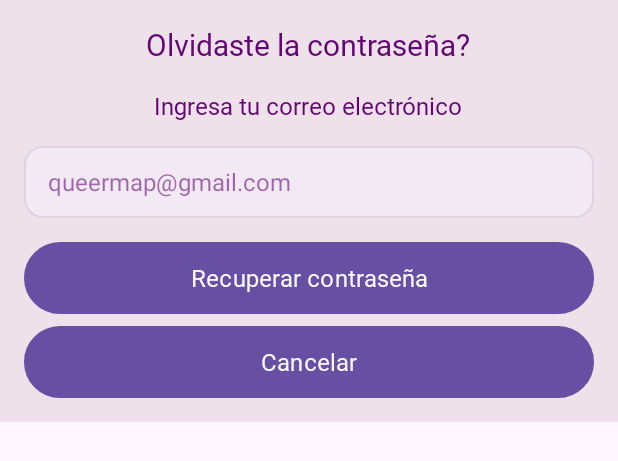
After one commit to javimutis/Queer-Map, an Android app: the layout forgot_password.xml on its own in the app's theme, with its tools: preview values and no code run, on a phone screen of 412 x 824 dp. The commit adds this screen. Shown: the top 461 px of the screen. Run offline under Robolectric (Android 15) with nearby library versions, the phone set to English and light mode, and no system bars.

```diff
--- a/app/build.gradle
+++ b/app/build.gradle
@@ -37,6 +37,11 @@ dependencies {
     //Dependencias de Firebase
     implementation platform('com.google.firebase:firebase-bom:32.0.0')
     implementation 'com.google.firebase:firebase-analytics-ktx'
+    implementation 'com.google.firebase:firebase-auth-ktx'
+    implementation 'com.google.firebase:firebase-auth:22.0.0'
+    implementation 'com.google.firebase:firebase-database:20.2.2'
+    implementation 'androidx.cardview:cardview:1.0.0'
+
     implementation 'com.squareup.picasso:picasso:2.71828'
     implementation 'androidx.core:core-ktx:1.10.1'
     implementation 'androidx.appcompat:appcompat:1.6.1'
--- /dev/null
+++ b/app/src/main/java/com/cursoandroid/queermap/ui/activities/MapActivity.kt
@@ -0,0 +1,4 @@
+package com.cursoandroid.queermap.ui.activities
+
+class MapActivity {
+}
--- /dev/null
+++ b/app/src/main/res/drawable/neumorphism_dialog_background.xml
@@ -0,0 +1,10 @@
+<?xml version="1.0" encoding="utf-8"?>
+<shape xmlns:android="http://schemas.android.com/apk/res/android">
+    <solid android:color="@color/background_color" />
+    <corners android:radius="8dp" />
+    <padding
+        android:left="8dp"
+        android:top="8dp"
+        android:right="8dp"
+        android:bottom="8dp" />
+</shape>
--- a/app/src/main/res/layout/activity_login.xml
+++ b/app/src/main/res/layout/activity_login.xml
@@ -113,7 +113,7 @@
             android:minHeight="@dimen/layout_dp48"
             android:textColor="@color/text_color"
             android:textColorHint="@color/text_color"
-            android:textSize="@dimen/text_sp20" />
+            android:textSize="@dimen/text_sp16" />
 
         <LinearLayout
             android:id="@+id/remember_box"
@@ -159,7 +159,7 @@
             android:layout_marginTop="@dimen/margin_top_dp30"
             android:layout_marginEnd="@dimen/margin_end_dp32"
             android:background="@drawable/neumorphism_button"
-            android:fontFamily="@font/raleway_semi_bold_italic"
+            android:fontFamily="@font/raleway_medium_italic"
             android:text="@string/login_button"
             android:textColor="@color/button_text"
             android:textSize="@dimen/text_sp20" />
--- /dev/null
+++ b/app/src/main/res/layout/forgot_password.xml
@@ -0,0 +1,80 @@
+<?xml version="1.0" encoding="utf-8"?>
+<RelativeLayout xmlns:android="http://schemas.android.com/apk/res/android"
+    xmlns:tools="http://schemas.android.com/tools"
+    android:layout_width="match_parent"
+    android:layout_height="wrap_content"
+    android:background="@color/background_color">
+
+    <RelativeLayout
+        android:layout_width="wrap_content"
+        android:layout_height="wrap_content"
+        android:background="@drawable/neumorphism_dialog_background"
+        android:padding="16dp">
+
+        <TextView
+            android:id="@+id/forgotPasswordTitle"
+            android:layout_width="wrap_content"
+            android:layout_height="wrap_content"
+            android:layout_centerHorizontal="true"
+            android:text="@string/forgot_password"
+            android:textSize="20sp"
+            android:textColor="@color/title_color"
+            android:fontFamily="@font/raleway_medium" />
+
+        <TextView
+            android:id="@+id/forgotPasswordDescription"
+            android:layout_width="wrap_content"
+            android:layout_height="wrap_content"
+            android:layout_below="@id/forgotPasswordTitle"
+            android:layout_centerHorizontal="true"
+            android:layout_marginTop="16dp"
+            android:text="@string/insert_mail"
+            android:textSize="16sp"
+            android:textColor="@color/title_color"
+            android:fontFamily="@font/raleway_medium" />
+
+        <EditText
+            android:id="@+id/emailEditText"
+            android:layout_width="match_parent"
+            android:layout_height="wrap_content"
+            android:layout_below="@id/forgotPasswordDescription"
+            android:layout_marginTop="16dp"
+            android:background="@drawable/neumorphism_edit_text"
+            android:hint="@string/email_hint"
+            android:inputType="textEmailAddress"
+            android:minHeight="48dp"
+            android:paddingStart="16dp"
+            android:paddingTop="8dp"
+            android:paddingEnd="16dp"
+            android:paddingBottom="8dp"
+            android:textColor="@color/text_color"
+            android:textColorHint="@color/text_color"
+            android:textSize="16sp" />
+
+        <Button
+            android:id="@+id/resetPasswordButton"
+            android:layout_width="match_parent"
+            android:layout_height="wrap_content"
+            android:layout_below="@id/emailEditText"
+            android:layout_marginTop="16dp"
+            android:text="@string/reset_password"
+            android:textColor="@color/button_text"
+            android:background="@drawable/neumorphism_button"
+            android:textSize="16sp"
+            android:fontFamily="@font/raleway_medium_italic" />
+
+        <Button
+            android:id="@+id/cancelButton"
+            android:layout_width="match_parent"
+            android:layout_height="wrap_content"
+            android:layout_below="@id/resetPasswordButton"
+            android:layout_marginTop="8dp"
+            android:text="@string/cancel"
+            android:textColor="@color/button_text"
+            android:background="@drawable/neumorphism_button"
+            android:textSize="16sp"
+            android:fontFamily="@font/raleway_medium_italic" />
+
+    </RelativeLayout>
+
+</RelativeLayout>
--- a/app/src/main/res/values/strings.xml
+++ b/app/src/main/res/values/strings.xml
@@ -17,21 +17,11 @@
     <string name="or_connect_with">O conéctate con</string>
     <string name="no_account">No tienes cuenta?</string>
     <string name="signup">Regístrate</string>
+    <string name="reset_password">Recuperar contraseña</string>
+    <string name="cancel">Cancelar</string>
 
     <!-- Content Description -->
     <string name="google">Google</string>
     <string name="facebook">Facebook</string>
 
-
-
-
-
-
-
-
-
-
-
-
-
 </resources>
```
Also changed, not shown: app/src/main/java/com/cursoandroid/queermap/ui/activities/LoginActivity.kt (+140 -10 lines).
